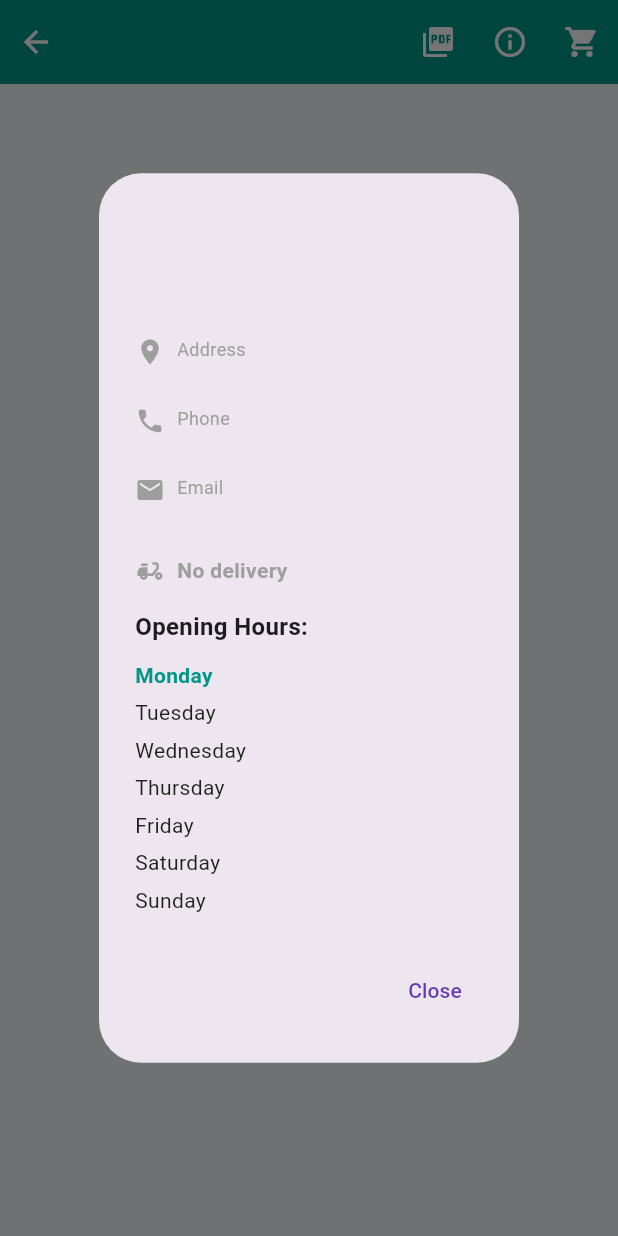
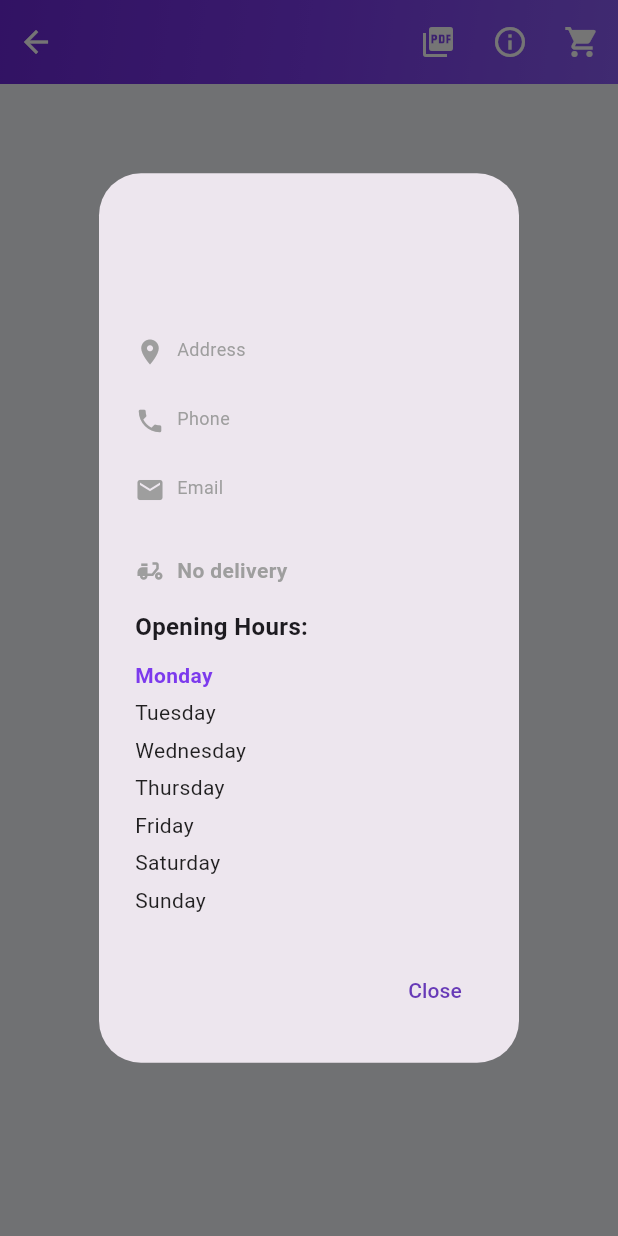
Before and after one commit to mamest/project_e_menu, a Flutter app: the MenuPage screen opened directly with empty values, after a tap on the "info outline" icon, on a phone screen of 412 x 824 dp. Run offline on Flutter 3.47's test engine with Material 3 defaults, Android fonts, the phone set to English and light mode, and no system bars; our stand-ins replace file_picker, flutter_dotenv, flutter_typeahead, geolocator, google_sign_in, pdf and 2 more; accounts and stored records are empty.

Commit message:
refactor color palette across app for consistency

```diff
--- a/lib/main.dart
+++ b/lib/main.dart
@@ -32,8 +32,8 @@ class MyApp extends StatelessWidget {
           seedColor: Colors.deepPurple,
           brightness: Brightness.light,
           primary: Colors.deepPurple,
-          secondary: Colors.orangeAccent,
-          tertiary: Colors.teal,
+          secondary: const Color(0xFF8B5CF6),
+          tertiary: const Color(0xFF6D28D9),
         ),
         scaffoldBackgroundColor: const Color(0xFFF5F7FA),
         cardTheme: CardThemeData(
--- a/lib/pages/menu_page.dart
+++ b/lib/pages/menu_page.dart
@@ -116,14 +116,14 @@ class _MenuPageState extends State<MenuPage> {
 
   // One solid accent color per category
   static const List<Color> _kCategoryColors = [
-    Color(0xFF6366F1), // indigo
-    Color(0xFF0D9488), // teal
-    Color(0xFFF59E0B), // amber
-    Color(0xFFE11D48), // rose
-    Color(0xFF10B981), // emerald
     Color(0xFF7C3AED), // violet
-    Color(0xFF2563EB), // blue
-    Color(0xFFDB2777), // pink
+    Color(0xFF6D28D9), // deep violet
+    Color(0xFF8B5CF6), // light violet
+    Color(0xFF9333EA), // purple
+    Color(0xFF4F46E5), // indigo
+    Color(0xFFA855F7), // lavender
+    Color(0xFF5B21B6), // dark violet
+    Color(0xFF6366F1), // indigo-blue
   ];
 
   Future<void> _loadCategoryImages() async {
@@ -181,7 +181,7 @@ class _MenuPageState extends State<MenuPage> {
               gradient: LinearGradient(
                 begin: Alignment.topCenter,
                 end: Alignment.bottomCenter,
-                colors: [color.withOpacity(0.25), color.withOpacity(0.80)],
+                colors: [Colors.transparent, Colors.black.withOpacity(0.55)],
               ),
             ),
           ),
@@ -254,7 +254,7 @@ class _MenuPageState extends State<MenuPage> {
                 padding:
                     const EdgeInsets.symmetric(horizontal: 10, vertical: 5),
                 decoration: BoxDecoration(
-                  color: const Color(0xFF10B981),
+                  color: const Color(0xFF7C3AED),
                   borderRadius: BorderRadius.circular(8),
                 ),
                 child: Text('\u20ac${item.price!.toStringAsFixed(2)}',
@@ -335,7 +335,7 @@ class _MenuPageState extends State<MenuPage> {
                   padding:
                       const EdgeInsets.symmetric(horizontal: 10, vertical: 5),
                   decoration: BoxDecoration(
-                    color: const Color(0xFF10B981),
+                    color: const Color(0xFF7C3AED),
                     borderRadius: BorderRadius.circular(8),
                   ),
                   child: Text('\u20ac${variant.price.toStringAsFixed(2)}',
@@ -410,7 +410,7 @@ class _MenuPageState extends State<MenuPage> {
                         : 'No delivery',
                     style: TextStyle(
                       color: widget.restaurant.delivers
-                          ? Colors.green
+                          ? const Color(0xFF7C3AED)
                           : Colors.grey,
                       fontWeight: FontWeight.bold,
                     ),
@@ -438,7 +438,7 @@ class _MenuPageState extends State<MenuPage> {
                   children: widget.restaurant.paymentMethods!.map((method) {
                     return Chip(
                       label: Text(method),
-                      backgroundColor: Colors.teal.shade50,
+                      backgroundColor: const Color(0xFFEDE9FE),
                     );
                   }).toList(),
                 ),
@@ -511,7 +511,7 @@ class _MenuPageState extends State<MenuPage> {
                 dayLabel,
                 style: TextStyle(
                   fontWeight: isToday ? FontWeight.bold : FontWeight.normal,
-                  color: isToday ? Colors.teal : Colors.black87,
+                  color: isToday ? const Color(0xFF7C3AED) : Colors.black87,
                 ),
               ),
             ),
@@ -520,7 +520,7 @@ class _MenuPageState extends State<MenuPage> {
               style: TextStyle(
                 fontWeight: isToday ? FontWeight.bold : FontWeight.normal,
                 color: isToday
-                    ? Colors.teal
+                    ? const Color(0xFF7C3AED)
                     : (hours == 'Closed' ? Colors.red : Colors.black87),
               ),
             ),
@@ -643,7 +643,7 @@ class _MenuPageState extends State<MenuPage> {
                                                 padding: const EdgeInsets.symmetric(horizontal: 10, vertical: 4),
                                                 decoration: BoxDecoration(
                                                   gradient: LinearGradient(
-                                                    colors: [Colors.green.shade400, Colors.teal.shade500],
+                                                    colors: [const Color(0xFF8B5CF6), const Color(0xFF7C3AED)],
                                                   ),
                                                   borderRadius: BorderRadius.circular(8),
                                                 ),
@@ -730,7 +730,7 @@ class _MenuPageState extends State<MenuPage> {
                                   fontWeight: FontWeight.bold,
                                   foreground: Paint()
                                     ..shader = LinearGradient(
-                                      colors: [Colors.green.shade600, Colors.teal.shade600],
+                                      colors: [const Color(0xFF7C3AED), const Color(0xFF6D28D9)],
                                     ).createShader(const Rect.fromLTWH(0.0, 0.0, 200.0, 70.0))),
                             ),
                           ],
@@ -787,7 +787,13 @@ class _MenuPageState extends State<MenuPage> {
     return Scaffold(
       appBar: AppBar(
         flexibleSpace: Container(
-          color: Colors.teal,
+          decoration: BoxDecoration(
+            gradient: LinearGradient(
+              colors: [const Color(0xFF6D28D9), const Color(0xFF7C3AED), const Color(0xFF8B5CF6)],
+              begin: Alignment.topLeft,
+              end: Alignment.bottomRight,
+            ),
+          ),
           child: SafeArea(
             child: Center(
               child: Container(
@@ -869,7 +875,7 @@ class _MenuPageState extends State<MenuPage> {
                             child: Container(
                               padding: const EdgeInsets.all(4),
                               decoration: const BoxDecoration(
-                                color: Colors.orange,
+                              color: const Color(0xFF7C3AED),
                                 shape: BoxShape.circle,
                               ),
                               constraints: const BoxConstraints(
```
Also changed, not shown: lib/pages/restaurant_list_page.dart (+36 -50 lines), lib/services/pdf_service.dart (+12 -12 lines).
